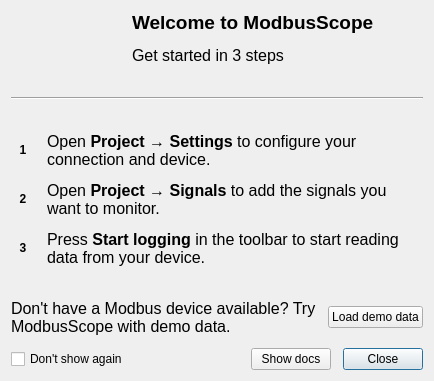
This is src/dialogs/quickstartdialog.ui in ModbusScope/ModbusScope as Qt 5 draws it before an edit. The edited form follows.
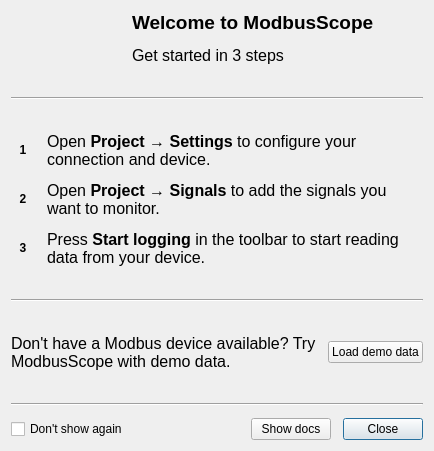
This is the edited form. Icons and pictures are not drawn.

Patch:
```diff
--- a/src/dialogs/quickstartdialog.ui
+++ b/src/dialogs/quickstartdialog.ui
@@ -6,8 +6,8 @@
    <rect>
     <x>0</x>
     <y>0</y>
-    <width>513</width>
-    <height>300</height>
+    <width>658</width>
+    <height>446</height>
    </rect>
   </property>
   <property name="windowTitle">
@@ -287,8 +287,24 @@
      </item>
     </layout>
    </item>
+   <item>
+    <widget class="QFrame" name="separator_3">
+     <property name="frameShape">
+      <enum>QFrame::Shape::HLine</enum>
+     </property>
+     <property name="frameShadow">
+      <enum>QFrame::Shadow::Sunken</enum>
+     </property>
+    </widget>
+   </item>
    <item>
     <layout class="QHBoxLayout" name="horizontalLayoutDemo">
+     <property name="topMargin">
+      <number>20</number>
+     </property>
+     <property name="bottomMargin">
+      <number>20</number>
+     </property>
      <item>
       <widget class="QLabel" name="lblDemo">
        <property name="font">
@@ -316,6 +332,16 @@
      </item>
     </layout>
    </item>
+   <item>
+    <widget class="QFrame" name="separator_2">
+     <property name="frameShape">
+      <enum>QFrame::Shape::HLine</enum>
+     </property>
+     <property name="frameShadow">
+      <enum>QFrame::Shadow::Sunken</enum>
+     </property>
+    </widget>
+   </item>
    <item>
     <layout class="QHBoxLayout" name="horizontalLayoutClose">
      <property name="topMargin">
```
